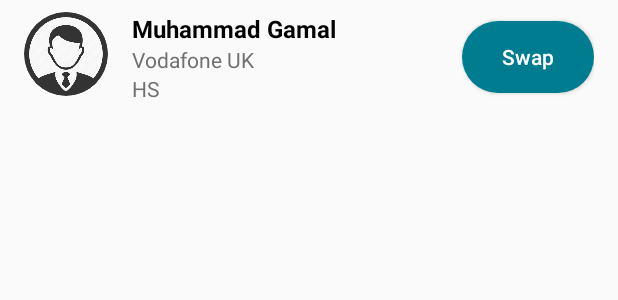
After one commit to swapyapp/SwapyApp, an Android app: the layout home_list_item.xml on its own in the app's theme, with its tools: preview values and no code run, on a phone screen of 412 x 824 dp. The commit adds this screen. Shown: the top 300 px of the screen. Run offline under Robolectric (Android 15) with nearby library versions, the phone set to English and light mode, and no system bars.

Commit message:
Home list item design

```diff
--- a/app/src/main/AndroidManifest.xml
+++ b/app/src/main/AndroidManifest.xml
@@ -3,6 +3,8 @@
     package="com.example.muhammadgamal.swapy">
 
     <uses-permission android:name="android.permission.READ_EXTERNAL_STORAGE"/>
+    <uses-permission android:name="android.permission.INTERNET"/>
+    <uses-permission android:name="android.permission.ACCESS_NETWORK_STATE" />
 
     <application
         android:allowBackup="true"
--- a/app/src/main/res/layout/fragment_home.xml
+++ b/app/src/main/res/layout/fragment_home.xml
@@ -24,7 +24,8 @@
                     android:layout_width="20dp"
                     android:layout_height="20dp"
                     android:layout_centerInParent="true"
-                    android:src="@drawable/ic_filter_icon" />
+                    android:src="@drawable/ic_filter_icon"
+                    android:contentDescription="@string/filter"/>
 
             </RelativeLayout>
 
@@ -61,5 +62,28 @@
         </RelativeLayout>
 
     </android.support.v7.widget.CardView>
+    <RelativeLayout
+        android:layout_width="match_parent"
+        android:layout_height="match_parent">
+
+        <ListView
+            android:id="@+id/homeList"
+            android:layout_width="match_parent"
+            android:layout_height="match_parent"
+            android:divider="@null"
+            android:dividerHeight="0dp"
+            android:orientation="vertical" />
+
+        <!-- only visible when the list has no items. -->
+        <TextView
+            android:id="@+id/empty_view"
+            android:layout_width="wrap_content"
+            android:layout_height="wrap_content"
+            android:layout_centerInParent="true"
+            android:textAppearance="?android:textAppearanceMedium" />
+
+    </RelativeLayout>
+
+
 
 </LinearLayout>
--- /dev/null
+++ b/app/src/main/res/layout/home_list_item.xml
@@ -0,0 +1,73 @@
+<?xml version="1.0" encoding="utf-8"?>
+<LinearLayout xmlns:android="http://schemas.android.com/apk/res/android"
+    android:layout_width="match_parent"
+    android:layout_height="wrap_content"
+    android:orientation="horizontal"
+    android:paddingBottom="8dp"
+    android:paddingEnd="16dp"
+    android:paddingLeft="16dp"
+    android:paddingRight="16dp"
+    android:paddingStart="16dp"
+    android:paddingTop="8dp">
+
+    <de.hdodenhof.circleimageview.CircleImageView
+        android:id="@+id/userImgList"
+        android:layout_width="56dp"
+        android:layout_height="56dp"
+        android:src="@drawable/male_circle_512" />
+
+    <LinearLayout
+        android:layout_width="wrap_content"
+        android:layout_height="wrap_content"
+        android:layout_gravity="center_vertical"
+        android:layout_marginLeft="16dp"
+        android:layout_marginStart="16dp"
+        android:orientation="vertical">
+
+        <TextView
+            android:id="@+id/usernameList"
+            android:layout_width="wrap_content"
+            android:layout_height="wrap_content"
+            android:text="Muhammad Gamal"
+            android:textColor="#000000"
+            android:textSize="16sp"
+            android:textStyle="bold" />
+
+        <TextView
+            android:id="@+id/companyList"
+            android:layout_width="wrap_content"
+            android:layout_height="wrap_content"
+            android:text="Vodafone UK"
+            android:textColor="@color/commonBlackTextColor"
+            android:textSize="14sp" />
+
+        <TextView
+            android:id="@+id/accountList"
+            android:layout_width="wrap_content"
+            android:layout_height="wrap_content"
+            android:text="HS"
+            android:textColor="@color/commonBlackTextColor"
+            android:textSize="14sp" />
+
+    </LinearLayout>
+
+    <RelativeLayout
+        android:layout_width="match_parent"
+        android:layout_height="match_parent">
+
+        <Button
+            android:id="@+id/btnSwapList"
+            android:layout_width="wrap_content"
+            android:layout_height="wrap_content"
+            android:layout_alignParentEnd="true"
+            android:layout_alignParentRight="true"
+            android:layout_centerVertical="true"
+            android:background="@drawable/btn_style"
+            android:text="@string/swap"
+            android:textAllCaps="false"
+            android:textColor="#ffffff"
+            android:textSize="14sp" />
+
+    </RelativeLayout>
+
+</LinearLayout>
--- a/app/src/main/res/values/strings.xml
+++ b/app/src/main/res/values/strings.xml
@@ -31,4 +31,6 @@
 
     <!-- TODO: Remove or change this placeholder text -->
     <string name="hello_blank_fragment">Hello blank fragment</string>
+    <string name="swap">Swap</string>
+    <string name="filter">Filter</string>
 </resources>
```
